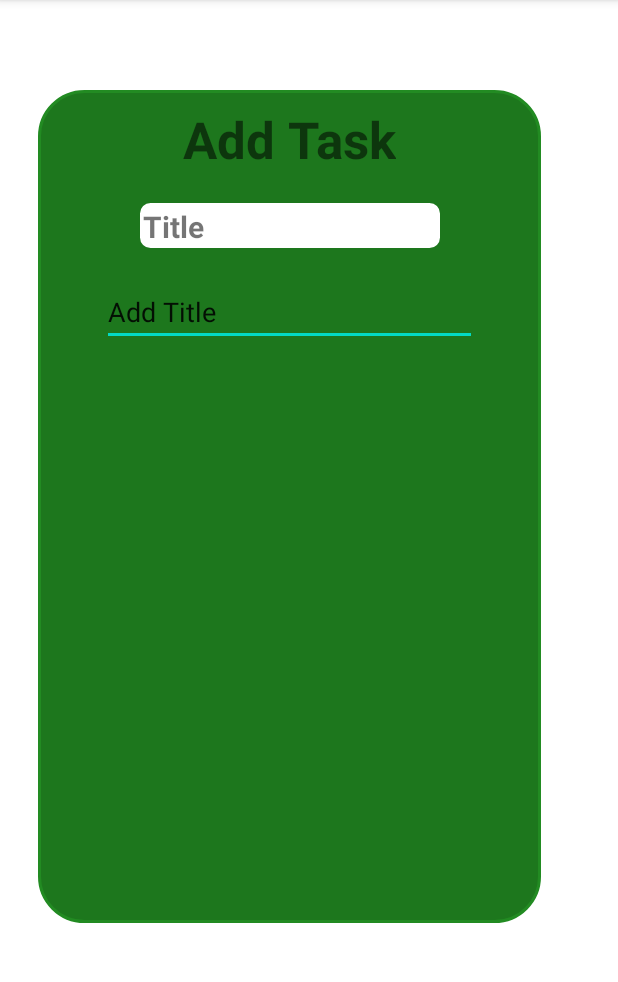
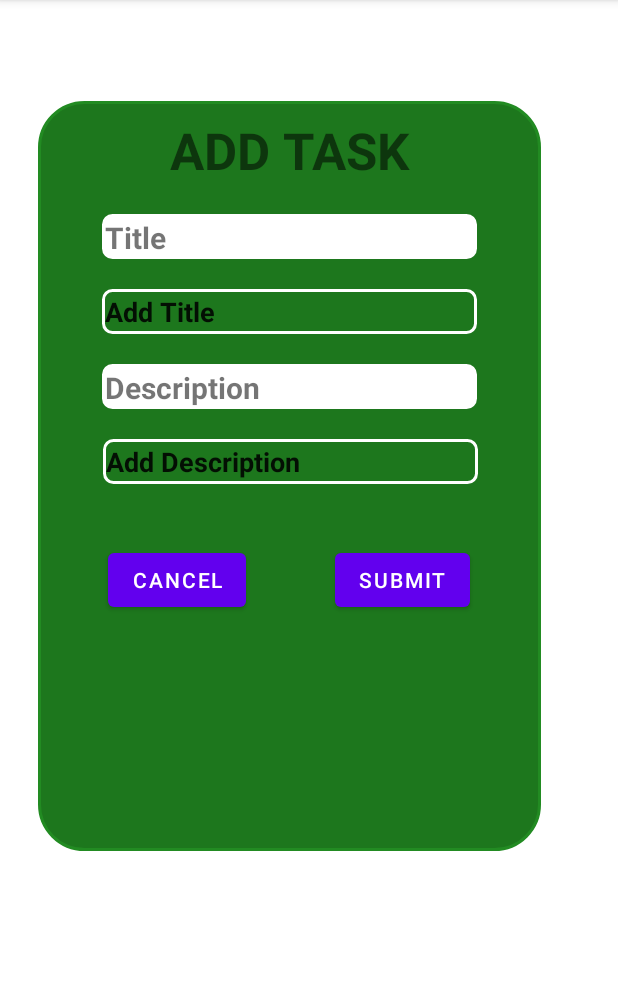
Before and after one commit to nihad6690/Task-Manager-Android-App, an Android app: the screen it shows after launch (addTask), after a tap on an icon or button, on a phone screen of 412 x 824 dp, the part 84-1066 px from its top. Run offline under Robolectric (Android 15) with nearby library versions, the phone set to English and light mode, and no system bars.

Commit message:
when the user goes to the add task activity the information is now sent back to the main activity.

```diff
--- a/app/src/main/java/com/example/todolist/MainActivity.java
+++ b/app/src/main/java/com/example/todolist/MainActivity.java
@@ -6,10 +6,13 @@ import android.content.Intent;
 import android.os.Bundle;
 import android.view.View;
 import android.widget.Button;
+import android.widget.TextView;
 
 public class MainActivity extends AppCompatActivity {
     private Button addBtn;
-
+    public static final int TEXT_REQUEST  = 1;
+    public TextView setTitle;
+    private TextView setDescription;
     @Override
     protected void onCreate(Bundle savedInstanceState) {
         super.onCreate(savedInstanceState);
@@ -21,11 +24,28 @@ public class MainActivity extends AppCompatActivity {
                 addTaskActivity();
             }
         });
+        setTitle = findViewById(R.id.newTitle);
+        setDescription = findViewById(R.id.description);
     }
 
     public void addTaskActivity(){
         Intent intent = new Intent(this, addTask.class);
-        startActivity(intent);
+        startActivityForResult(intent, TEXT_REQUEST);
 
     }
+
+    @Override
+    public void onActivityResult(int requestCode, int resultCode, Intent data) {
+        super.onActivityResult(requestCode, resultCode, data);
+        if (requestCode == TEXT_REQUEST){
+                String title = data.getStringExtra(addTask.EXTRA_TITLE);
+                String description = data.getStringExtra(addTask.EXTRA_Description);
+                this.setTitle.setText(title);
+                this.setTitle.setVisibility(View.VISIBLE);
+                this.setDescription.setText(description);
+                this.setDescription.setVisibility(View.VISIBLE);
+        }
+    }
+
+
 }
--- a/app/src/main/java/com/example/todolist/addTask.java
+++ b/app/src/main/java/com/example/todolist/addTask.java
@@ -2,13 +2,40 @@ package com.example.todolist;
 
 import androidx.appcompat.app.AppCompatActivity;
 
+import android.content.Intent;
 import android.os.Bundle;
+import android.view.View;
+import android.widget.Button;
+import android.widget.EditText;
+import android.widget.TextView;
 
 public class addTask extends AppCompatActivity {
+    private EditText editTitle;
+    private EditText editDescription;
+    private Button submitBtn;
+    public static final String EXTRA_TITLE = "com.example.todolist.EXTRA_TITLE";
+    public static final String EXTRA_Description = "com.example.todolist.EXTRA_Description";
+
 
     @Override
     protected void onCreate(Bundle savedInstanceState) {
         super.onCreate(savedInstanceState);
         setContentView(R.layout.activity_add_task);
+        editTitle = findViewById(R.id.editTextTitle);
+        editDescription = findViewById(R.id.editTextDescription);
+        submitBtn = (Button) findViewById(R.id.submitbtn);
+        submitBtn.setOnClickListener(new View.OnClickListener(){
+            @Override
+            public void onClick (View view){
+
+                String title = editTitle.getText().toString();
+                String description = editDescription.getText().toString();
+                Intent output = new Intent();
+                output.putExtra(EXTRA_TITLE, title);
+                output.putExtra(EXTRA_Description, description);
+                setResult(RESULT_OK, output);
+                finish();
+            }
+        });
     }
 }
--- /dev/null
+++ b/app/src/main/res/drawable/inputdrawing.xml
@@ -0,0 +1,9 @@
+<shape xmlns:android="http://schemas.android.com/apk/res/android" android:id="@+id/listview_background_shape">
+    <stroke android:width="2dp" android:color="@color/white" />
+    <padding android:left="2dp"
+        android:top="2dp"
+        android:right="2dp"
+        android:bottom="2dp" />
+    <corners android:radius="6dp"></corners>
+
+</shape>
--- a/app/src/main/res/layout/activity_add_task.xml
+++ b/app/src/main/res/layout/activity_add_task.xml
@@ -17,7 +17,7 @@
         <TextView
             android:id="@+id/textView4"
             android:layout_width="335dp"
-            android:layout_height="555dp"
+            android:layout_height="500dp"
             android:layout_marginStart="25dp"
             android:layout_marginTop="50dp"
             android:layout_marginEnd="50dp"
@@ -32,7 +32,7 @@
 
         <TextView
             android:id="@+id/addTitle"
-            android:layout_width="200dp"
+            android:layout_width="250dp"
             android:layout_height="30dp"
             android:layout_marginTop="20dp"
             android:background="@drawable/textdrawing"
@@ -43,30 +43,82 @@
             app:layout_constraintStart_toStartOf="@+id/textView4"
             app:layout_constraintTop_toBottomOf="@+id/textView3" />
 
+        <TextView
+            android:id="@+id/addDescription"
+            android:layout_width="250dp"
+            android:layout_height="30dp"
+            android:layout_marginTop="120dp"
+            android:background="@drawable/textdrawing"
+            android:text="Description"
+            android:textSize="20sp"
+            android:textStyle="normal|bold"
+            app:layout_constraintEnd_toEndOf="@+id/textView4"
+            app:layout_constraintStart_toStartOf="@+id/textView4"
+            app:layout_constraintTop_toBottomOf="@+id/textView3" />
+
         <EditText
-            android:id="@+id/editTextTextPersonName"
+            android:id="@+id/editTextTitle"
             android:layout_width="250dp"
-            android:layout_height="wrap_content"
+            android:layout_height="30dp"
             android:layout_marginTop="20dp"
+            android:background="@drawable/inputdrawing"
             android:ems="10"
             android:inputType="textPersonName"
             android:text="Add Title"
+            android:textStyle="normal|bold"
             app:layout_constraintEnd_toEndOf="@+id/textView4"
             app:layout_constraintStart_toStartOf="@+id/textView4"
             app:layout_constraintTop_toBottomOf="@+id/addTitle" />
+
+        <EditText
+            android:id="@+id/editTextDescription"
+            android:layout_width="250dp"
+            android:layout_height="30dp"
+            android:layout_marginTop="20dp"
+            android:background="@drawable/inputdrawing"
+            android:ems="10"
+            android:inputType="textPersonName"
+            android:text="Add Description"
+            android:textStyle="normal|bold"
+            app:layout_constraintEnd_toEndOf="@+id/textView4"
+            app:layout_constraintHorizontal_bias="0.505"
+            app:layout_constraintStart_toStartOf="@+id/textView4"
+            app:layout_constraintTop_toBottomOf="@+id/addDescription" />
 
         <TextView
             android:id="@+id/textView3"
             android:layout_width="wrap_content"
             android:layout_height="wrap_content"
             android:layout_marginTop="10dp"
-            android:text="Add Task"
+            android:text="ADD TASK"
             android:textSize="34sp"
             android:textStyle="normal|bold"
             app:layout_constraintEnd_toEndOf="@+id/textView4"
             app:layout_constraintStart_toStartOf="@+id/textView4"
             app:layout_constraintTop_toTopOf="@+id/textView4" />
 
+        <Button
+            android:id="@+id/cancelBtn"
+            android:layout_width="wrap_content"
+            android:layout_height="wrap_content"
+            android:layout_marginTop="40dp"
+            android:layout_marginEnd="150dp"
+            android:text="CANCEL"
+            app:layout_constraintEnd_toEndOf="@+id/textView4"
+            app:layout_constraintStart_toStartOf="@+id/textView4"
+            app:layout_constraintTop_toBottomOf="@+id/editTextDescription" />
+
+        <Button
+            android:id="@+id/submitbtn"
+            android:layout_width="wrap_content"
+            android:layout_height="wrap_content"
+            android:layout_marginStart="150dp"
+            android:layout_marginTop="40dp"
+            android:text="submit"
+            app:layout_constraintEnd_toEndOf="@+id/textView4"
+            app:layout_constraintStart_toStartOf="@+id/textView4"
+            app:layout_constraintTop_toBottomOf="@+id/editTextDescription" />
+
 
     </androidx.constraintlayout.widget.ConstraintLayout>
 
--- a/app/src/main/res/layout/activity_main.xml
+++ b/app/src/main/res/layout/activity_main.xml
@@ -49,6 +49,26 @@
             app:layout_constraintStart_toStartOf="@+id/textView4"
             app:layout_constraintTop_toTopOf="@+id/textView4" />
 
+        <TextView
+            android:id="@+id/description"
+            android:layout_width="wrap_content"
+            android:layout_height="wrap_content"
+            android:layout_marginTop="20dp"
+            android:text="TextView"
+            app:layout_constraintEnd_toEndOf="parent"
+            app:layout_constraintStart_toStartOf="parent"
+            app:layout_constraintTop_toBottomOf="@+id/newTitle" />
+
+        <TextView
+            android:id="@+id/newTitle"
+            android:layout_width="wrap_content"
+            android:layout_height="wrap_content"
+            android:layout_marginTop="32dp"
+            android:text="TextView"
+            app:layout_constraintEnd_toEndOf="parent"
+            app:layout_constraintStart_toStartOf="parent"
+            app:layout_constraintTop_toBottomOf="@+id/textView4" />
+
 
     </androidx.constraintlayout.widget.ConstraintLayout>
 
```
